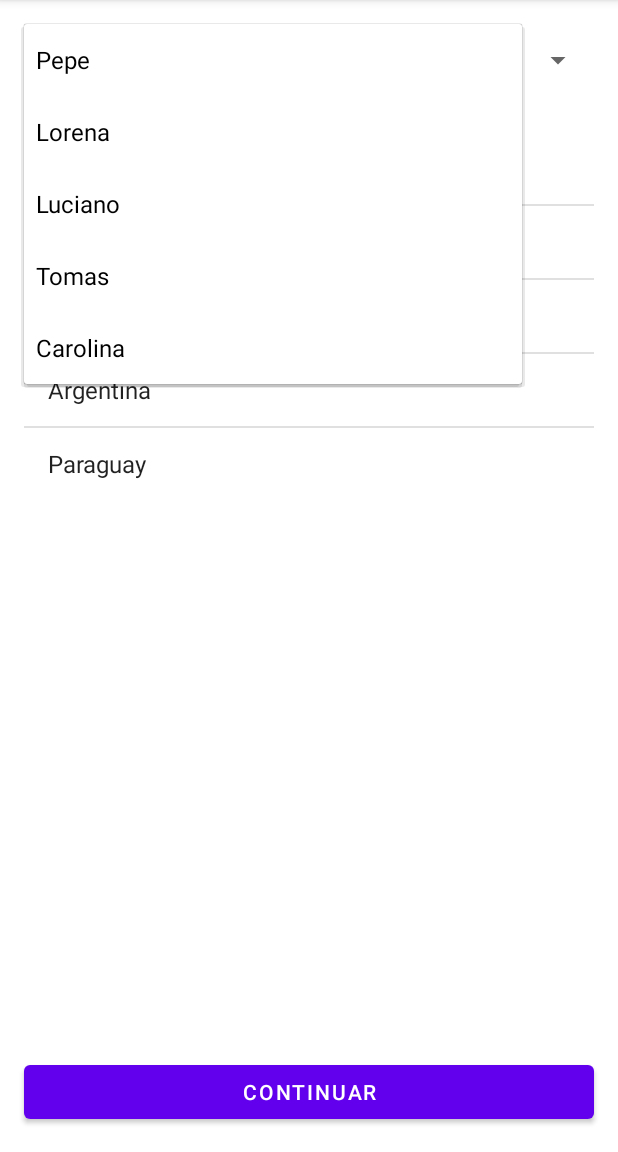
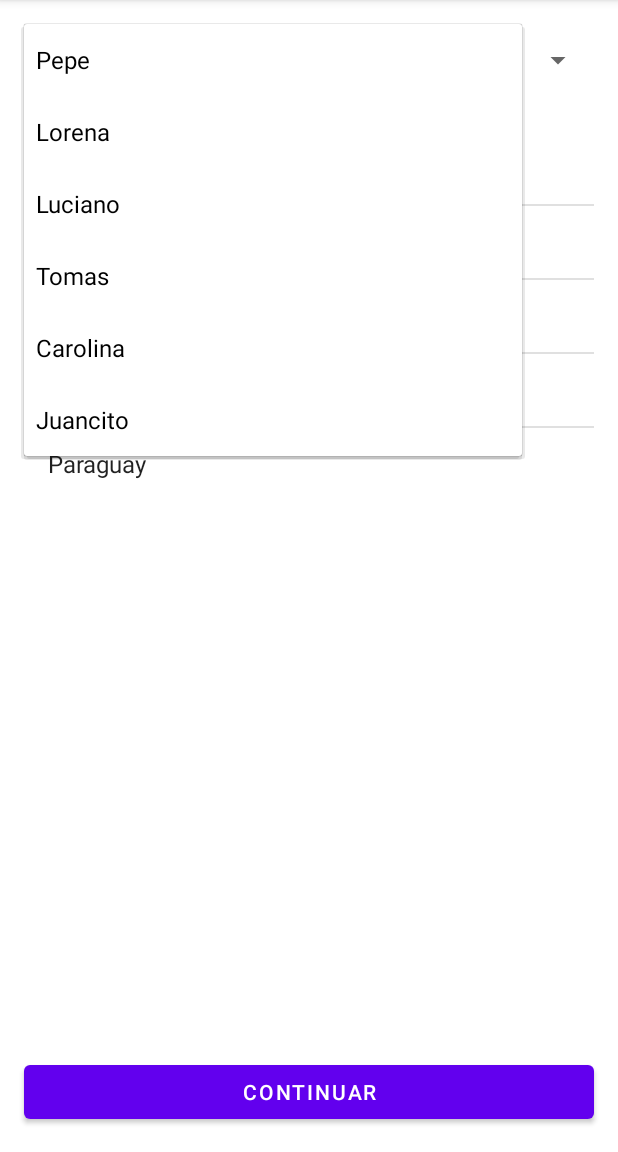
Before and after one commit to ThomasRomeu/listviewspinner, an Android app: the screen it shows after launch (MainActivity), after a tap on "Pepe", on a phone screen of 412 x 824 dp, the part 84-1236 px from its top. Run offline under Robolectric (Android 15) with nearby library versions, the phone set to English and light mode, and no system bars.

Commit message:
Se agregó un nombre "juancito" a la lista

```diff
--- a/app/src/main/java/com/example/clase3listview/MainActivity.kt
+++ b/app/src/main/java/com/example/clase3listview/MainActivity.kt
@@ -28,7 +28,7 @@ class MainActivity : AppCompatActivity() {
         listView = findViewById(R.id.listView)
         button = findViewById(R.id.button)
 
-        val nombres = listOf("Pepe", "Lorena", "Luciano", "Tomas", "Carolina")
+        val nombres = listOf("Pepe", "Lorena", "Luciano", "Tomas", "Carolina", "Juancito")
 
 
         val adapter = ArrayAdapter(this, android.R.layout.simple_spinner_dropdown_item, nombres)
```
